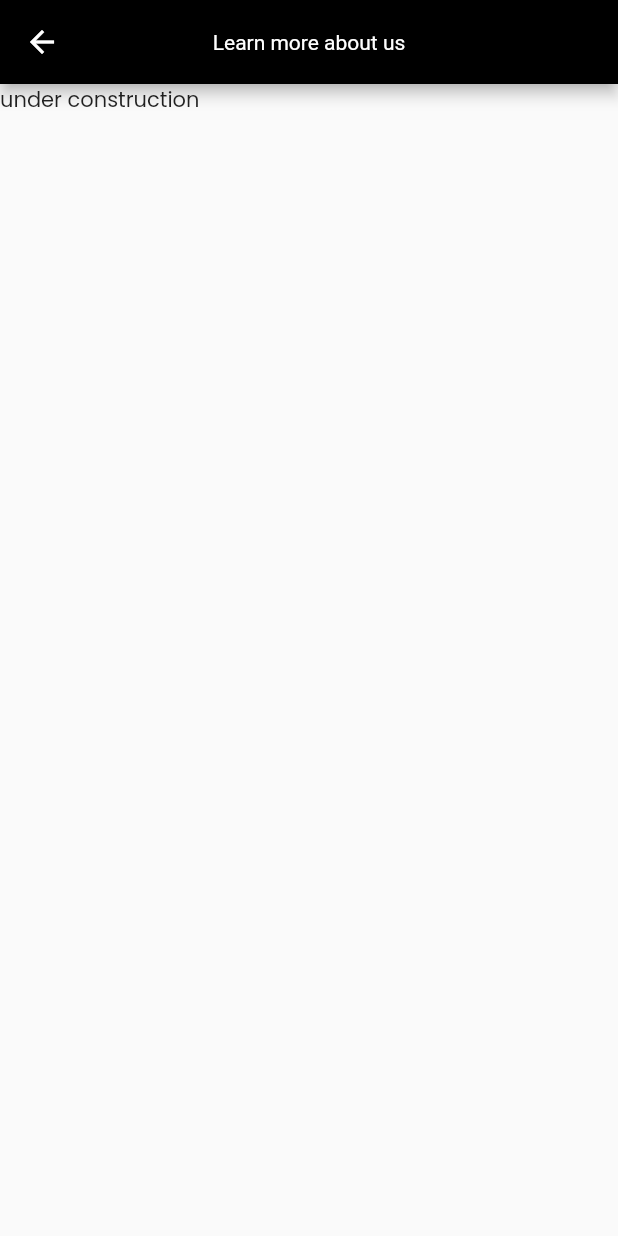
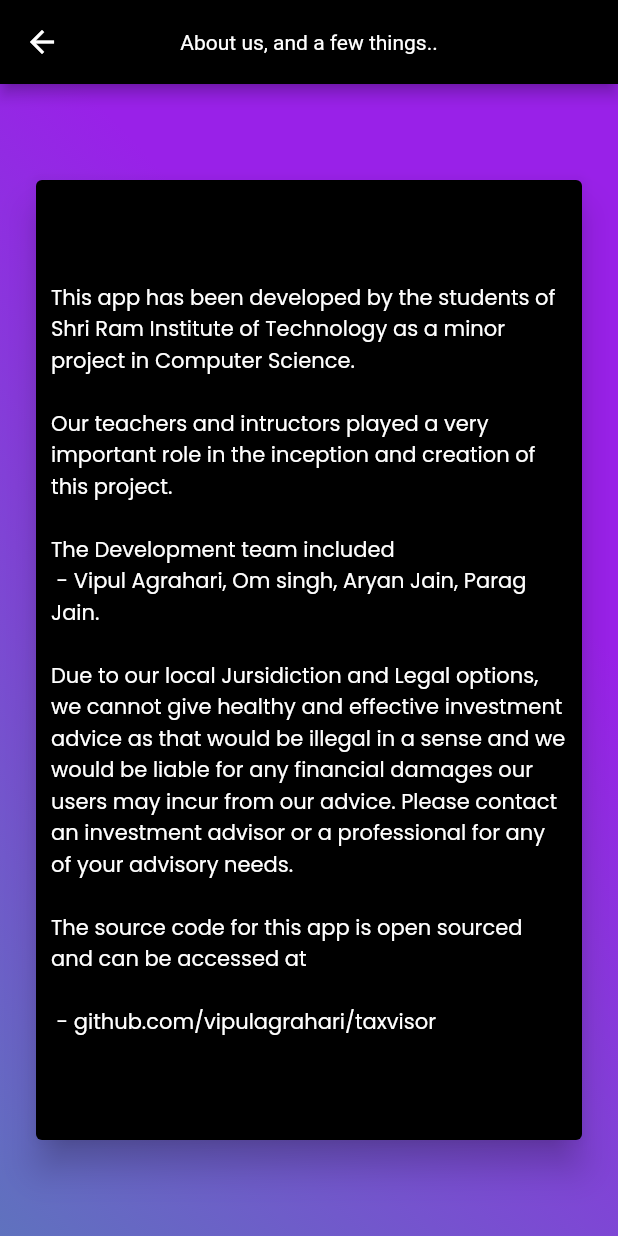
Before and after one commit to vipulagrahari/taxvisor, a Flutter app: the AboutUsPage screen opened directly, on a phone screen of 412 x 824 dp. Run offline on Flutter 3.47's test engine with Material 2 defaults, Android fonts, the phone set to English and light mode, and no system bars; our stand-ins replace animated_text_kit, getwidget, google_fonts, youtube_player_flutter.

Commit message:
Final Changes

```diff
--- a/lib/about_us.dart
+++ b/lib/about_us.dart
@@ -10,12 +10,43 @@ class AboutUsPage extends StatelessWidget {
     var height = MediaQuery.of(context).size.height;
 
     return Scaffold(
-        appBar: AppBar(
-          title: const Text("Learn more about us",
-              style: TextStyle(color: Color(0xffFFFFFF))),
-          centerTitle: true,
-          backgroundColor: const Color(0xff000000),
+      backgroundColor: const Color(0xff2A363B),
+      appBar: AppBar(
+        backgroundColor: Colors.black,
+        title: const Text("About us, and a few things..",
+            style: TextStyle(color: Color(0xffFFFFFF))),
+        centerTitle: true,
+        // backgroundColor: const Color(0xff2A363B),
+      ),
+      body: Container(
+        decoration: const BoxDecoration(
+          gradient: LinearGradient(
+            begin: Alignment.bottomLeft,
+            colors: [
+              Color(0xff5f72be),
+              Color(0xff9921e8),
+              // Color(0xffb621fe),
+            ],
+          ),
         ),
-        body: const Text("under construction"));
+        child: const Padding(
+          padding: EdgeInsets.symmetric(horizontal: 20, vertical: 60),
+          child: Card(
+            // color: Color(0xffEAD1A1),
+            color: Colors.black,
+            elevation: 10,
+            child: Center(
+                child: Padding(
+                    padding: EdgeInsets.symmetric(horizontal: 10.0),
+                    child: Text(
+                      "This app has been developed by the students of Shri Ram Institute of Technology as a minor project in Computer Science. \n\nOur teachers and intructors played a very important role in the inception and creation of this project. \n\nThe Development team included \n - Vipul Agrahari, Om singh, Aryan Jain, Parag Jain. \n\nDue to our local Jursidiction and Legal options, we cannot give healthy and effective investment advice as that would be illegal in a sense and we would be liable for any financial damages our users may incur from our advice. Please contact an investment advisor or a professional for any of your advisory needs. \n\nThe source code for this app is open sourced and can be accessed at \n\n - github.com/vipulagrahari/taxvisor",
+                      style: TextStyle(
+                        color: Colors.white,
+                      ),
+                    ))),
+          ),
+        ),
+      ),
+    );
   }
 }
--- a/lib/main.dart
+++ b/lib/main.dart
@@ -15,7 +15,7 @@ class MyApp extends StatelessWidget {
   Widget build(BuildContext context) {
     return MaterialApp(
       debugShowCheckedModeBanner: false,
-        title: 'Flutter Demo',
+      title: 'Taxvisor',
       theme: ThemeData(
         // This is the theme of the application.
 
@@ -26,8 +26,7 @@ class MyApp extends StatelessWidget {
           titleTextStyle: TextStyle(color: Colors.black),
         ),
       ),
-        home: DashboardPage()
-
+      home: DashboardPage(),
     );
   }
 }
--- a/lib/pages/intro1.dart
+++ b/lib/pages/intro1.dart
@@ -88,7 +88,7 @@ class _IncomeSourcesPagestate extends State<IncomeSourcesPage> {
                 keyboardType: TextInputType.number,
                 decoration: InputDecoration(
                   filled: true,
-                  labelText: "House Rent Allowance",
+                  labelText: "Agricultural Income.",
                   fillColor: Colors.white.withAlpha(100),
                   prefixIcon: const Icon(Icons.person),
                   border: OutlineInputBorder(
--- a/lib/pages/tax.dart
+++ b/lib/pages/tax.dart
@@ -23,7 +23,6 @@ class _taxstate extends State<tax> {
     var width = MediaQuery.of(context).size.width;
     var height = MediaQuery.of(context).size.height;
     return Scaffold(
-      backgroundColor: const Color(0xffFFFF00),
       // appBar: AppBar(
       //   title: const Text(" Go bac ", style: TextStyle(color: Color(0xffFFFFFF))),
       //   centerTitle: true,
```
Also changed, not shown: assets/data/modules.json (+21 -21 lines), lib/pages/learn.dart (+25 -8 lines). Lines whose indentation alone changed are shown as unchanged.
